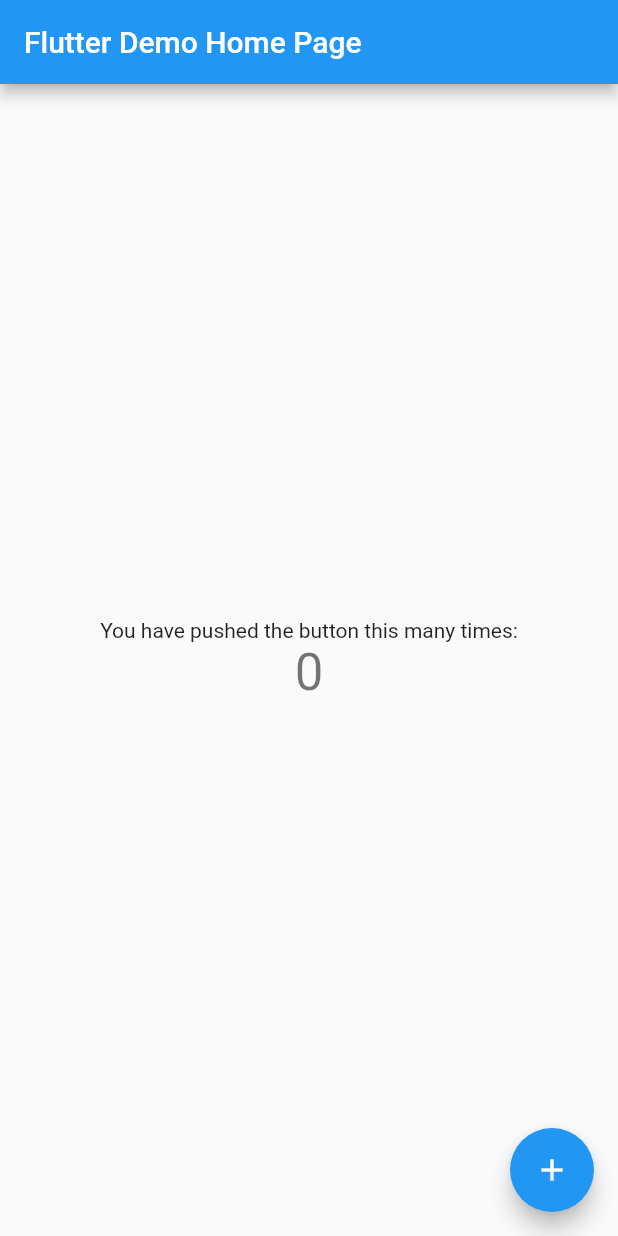
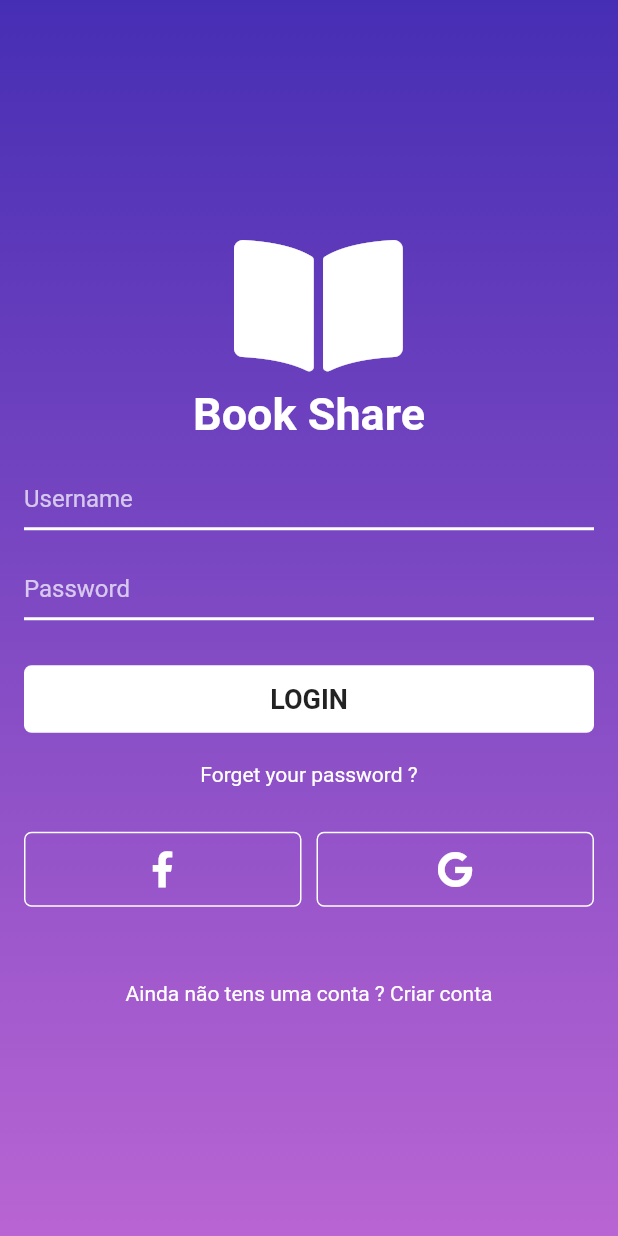
Before and after one commit to MarcioQuimbundo/bookshare, a Flutter app: the screen it shows after launch, on a phone screen of 412 x 824 dp. Run offline on Flutter 3.47's test engine with Material 2 defaults, Android fonts, the phone set to English and light mode, and no system bars; our stand-ins replace font_awesome_flutter; Roboto replaces fonts that are missing (Georgia).

Commit message:
Login page

```diff
--- a/lib/main.dart
+++ b/lib/main.dart
@@ -1,111 +1,11 @@
+import 'package:bookshare/ui/login/login_page.dart';
 import 'package:flutter/material.dart';
 
-void main() => runApp(MyApp());
-
-class MyApp extends StatelessWidget {
-  // This widget is the root of your application.
-  @override
-  Widget build(BuildContext context) {
-    return MaterialApp(
-      title: 'Flutter Demo',
-      theme: ThemeData(
-        // This is the theme of your application.
-        //
-        // Try running your application with "flutter run". You'll see the
-        // application has a blue toolbar. Then, without quitting the app, try
-        // changing the primarySwatch below to Colors.green and then invoke
-        // "hot reload" (press "r" in the console where you ran "flutter run",
-        // or simply save your changes to "hot reload" in a Flutter IDE).
-        // Notice that the counter didn't reset back to zero; the application
-        // is not restarted.
-        primarySwatch: Colors.blue,
-      ),
-      home: MyHomePage(title: 'Flutter Demo Home Page'),
-    );
-  }
+void main() {
+  runApp(
+    MaterialApp(
+      debugShowCheckedModeBanner: false,
+      home: LoginPage(),
+    )
+  );
 }
-
-class MyHomePage extends StatefulWidget {
-  MyHomePage({Key key, this.title}) : super(key: key);
-
-  // This widget is the home page of your application. It is stateful, meaning
-  // that it has a State object (defined below) that contains fields that affect
-  // how it looks.
-
-  // This class is the configuration for the state. It holds the values (in this
-  // case the title) provided by the parent (in this case the App widget) and
-  // used by the build method of the State. Fields in a Widget subclass are
-  // always marked "final".
-
-  final String title;
-
-  @override
-  _MyHomePageState createState() => _MyHomePageState();
-}
-
-class _MyHomePageState extends State<MyHomePage> {
-  int _counter = 0;
-
-  void _incrementCounter() {
-    setState(() {
-      // This call to setState tells the Flutter framework that something has
-      // changed in this State, which causes it to rerun the build method below
-      // so that the display can reflect the updated values. If we changed
-      // _counter without calling setState(), then the build method would not be
-      // called again, and so nothing would appear to happen.
-      _counter++;
-    });
-  }
-
-  @override
-  Widget build(BuildContext context) {
-    // This method is rerun every time setState is called, for instance as done
-    // by the _incrementCounter method above.
-    //
-    // The Flutter framework has been optimized to make rerunning build methods
-    // fast, so that you can just rebuild anything that needs updating rather
-    // than having to individually change instances of widgets.
-    return Scaffold(
-      appBar: AppBar(
-        // Here we take the value from the MyHomePage object that was created by
-        // the App.build method, and use it to set our appbar title.
-        title: Text(widget.title),
-      ),
-      body: Center(
-        // Center is a layout widget. It takes a single child and positions it
-        // in the middle of the parent.
-        child: Column(
-          // Column is also layout widget. It takes a list of children and
-          // arranges them vertically. By default, it sizes itself to fit its
-          // children horizontally, and tries to be as tall as its parent.
-          //
-          // Invoke "debug painting" (press "p" in the console, choose the
-          // "Toggle Debug Paint" action from the Flutter Inspector in Android
-          // Studio, or the "Toggle Debug Paint" command in Visual Studio Code)
-          // to see the wireframe for each widget.
-          //
-          // Column has various properties to control how it sizes itself and
-          // how it positions its children. Here we use mainAxisAlignment to
-          // center the children vertically; the main axis here is the vertical
-          // axis because Columns are vertical (the cross axis would be
-          // horizontal).
-          mainAxisAlignment: MainAxisAlignment.center,
-          children: <Widget>[
-            Text(
-              'You have pushed the button this many times:',
-            ),
-            Text(
-              '$_counter',
-              style: Theme.of(context).textTheme.display1,
-            ),
-          ],
-        ),
-      ),
-      floatingActionButton: FloatingActionButton(
-        onPressed: _incrementCounter,
-        tooltip: 'Increment',
-        child: Icon(Icons.add),
-      ), // This trailing comma makes auto-formatting nicer for build methods.
-    );
-  }
-}
--- a/lib/ui/login/login_page.dart
+++ b/lib/ui/login/login_page.dart
@@ -0,0 +1,180 @@
+import 'package:bookshare/ui/login/icon-animated.dart';
+import 'package:flutter/material.dart';
+import 'package:font_awesome_flutter/font_awesome_flutter.dart';
+
+class LoginPage extends StatefulWidget {
+  @override
+  _LoginPageState createState() => _LoginPageState();
+}
+
+class _LoginPageState extends State<LoginPage> {
+  @override
+  Widget build(BuildContext context) {
+    final size = MediaQuery.of(context).size;
+    return Scaffold(
+        body: SingleChildScrollView(
+          child: Container(
+            width: size.width,
+            height: size.height,
+            decoration: BoxDecoration(
+              color: Colors.white,
+              gradient: LinearGradient(
+                begin: Alignment.topCenter,
+                end: Alignment.bottomCenter,
+                colors: [
+                  Color(0xff462EB4),
+                  Color(0xffB965D3)
+                ]
+              )
+            ),
+            child: Padding(
+              padding: const EdgeInsets.symmetric(horizontal: 16),
+              child: Column(
+                mainAxisAlignment: MainAxisAlignment.center,
+                crossAxisAlignment: CrossAxisAlignment.center,
+                children: <Widget>[
+                    Column(
+                      mainAxisAlignment: MainAxisAlignment.center,
+                      children: <Widget>[
+                        Icon(
+                          FontAwesomeIcons.bookOpen,
+                          size:100,
+                       color: Colors.white,
+                        ),
+                        SizedBox(height: 5,),
+                        Text(
+                          'Book Share',
+                          style: TextStyle(
+                            color: Colors.white,
+                            fontSize: 30,
+                            fontFamily: 'Georgia',
+                            fontWeight: FontWeight.bold
+                          ),
+                        )
+                      ],
+                    ),
+                    SizedBox(height: 20,),
+                    Container(
+                      width: size.width,
+                      height: 40,
+                      decoration: BoxDecoration(
+                        color: Colors.transparent,
+                        border: Border(bottom: BorderSide(width: 2, color: Colors.white, style: BorderStyle.solid))
+                      ),
+                      child: TextField(
+                        style: TextStyle(
+                          color: Colors.white
+                        ),
+                        decoration: InputDecoration(
+                          border: InputBorder.none,
+                          hintText: 'Username',
+                          hintStyle: TextStyle(
+                            color: Colors.white70
+                          )
+                        ),
+                      ),
+                    ),
+                    SizedBox(height: 20,),
+                    Container(
+                      width: size.width,
+                      height: 40,
+                      decoration: BoxDecoration(
+                        color: Colors.transparent,
+                        border: Border(bottom: BorderSide(width: 2, color: Colors.white, style: BorderStyle.solid))
+                      ),
+                      child: TextField(
+                        obscureText: true,
+                        style: TextStyle(
+                          color: Colors.white70
+                        ),
+                        decoration: InputDecoration(
+                          border: InputBorder.none,
+                          hintText: 'Password',
+                          hintStyle: TextStyle(
+                            color: Colors.white70
+                          )
+                        ),
+                      ),
+                    ),
+                    SizedBox(height: 30,),
+                    Container(
+                      height: 45,
+                      decoration: BoxDecoration(
+                        color: Colors.white,
+                        borderRadius: BorderRadius.circular(5)
+                      ),
+                      child: Center(
+                        child: Text(
+                          'Login'.toUpperCase(),
+                          style:TextStyle(
+                            fontSize: 18,
+                            fontWeight: FontWeight.bold
+                          )
+                        ),
+                      ),
+                    ),
+                    SizedBox(height: 20,),
+                    Text(
+                      'Forget your password ?',
+                      style:  TextStyle(
+                        color: Colors.white,
+
+                      )
+                    ),
+                    SizedBox(
+                      height: 30,
+                    ),
+                    Row(
+                      mainAxisAlignment: MainAxisAlignment.spaceBetween,
+                      children: <Widget>[
+                        GestureDetector(
+                          onTap: () {},
+                          child: Container(
+                            height: 50,
+                            width: 185,
+                            decoration: BoxDecoration(
+                              color: Colors.transparent,
+                              borderRadius: BorderRadius.circular(5),
+                              border: Border.all(width: 1, color: Colors.white, style: BorderStyle.solid)
+                            ),
+                            child: Center(
+                              child: Icon(
+                                FontAwesomeIcons.facebookF,
+                                color: Colors.white
+                              ),
+                            ),
+                          ),
+                        ),
+                        GestureDetector(
+                          onTap: () {},
+                          child: Container(
+                            height: 50,
+                            width: 185,
+                            decoration: BoxDecoration(
+                              color: Colors.transparent,
+                              borderRadius: BorderRadius.circular(5),
+                              border: Border.all(width: 1, color: Colors.white, style: BorderStyle.solid)
+                            ),
+                            child: Center(
+                              child: Icon(
+                                FontAwesomeIcons.google,
+                                color: Colors.white
+                              ),
+                            ),
+                          ),
+                        )
+                      ],
+                    ),
+                    SizedBox(height: 50,),
+                    Text(
+                      'Ainda não tens uma conta ? Criar conta',
+                      style: TextStyle(color: Colors.white),
+                    )
+                ],
+              ),
+            ),
+          ),
+        ),
+    );
+  }
+}
--- a/pubspec.yaml
+++ b/pubspec.yaml
@@ -23,6 +23,7 @@ dependencies:
   bloc: ^0.14.1
   flutter_bloc: ^0.15.0
   meta: ^1.1.6
+  font_awesome_flutter: ^8.4.0
 
   # The following adds the Cupertino Icons font to your application.
   # Use with the CupertinoIcons class for iOS style icons.
```
Also changed, not shown: lib/ui/login/icon-animated.dart (added, +87 -0 lines), pubspec.lock.
